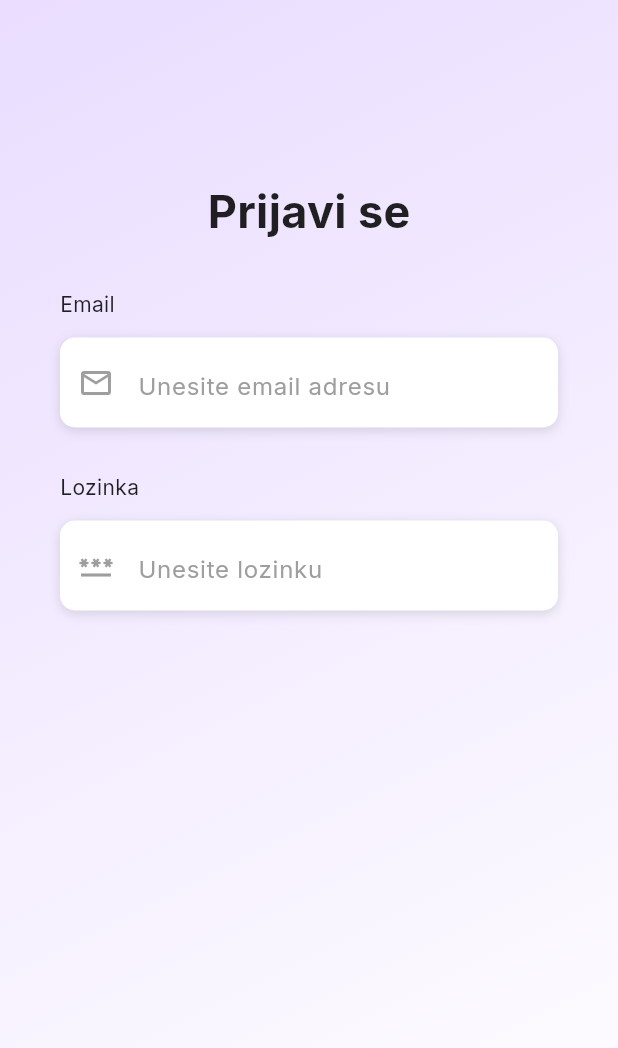
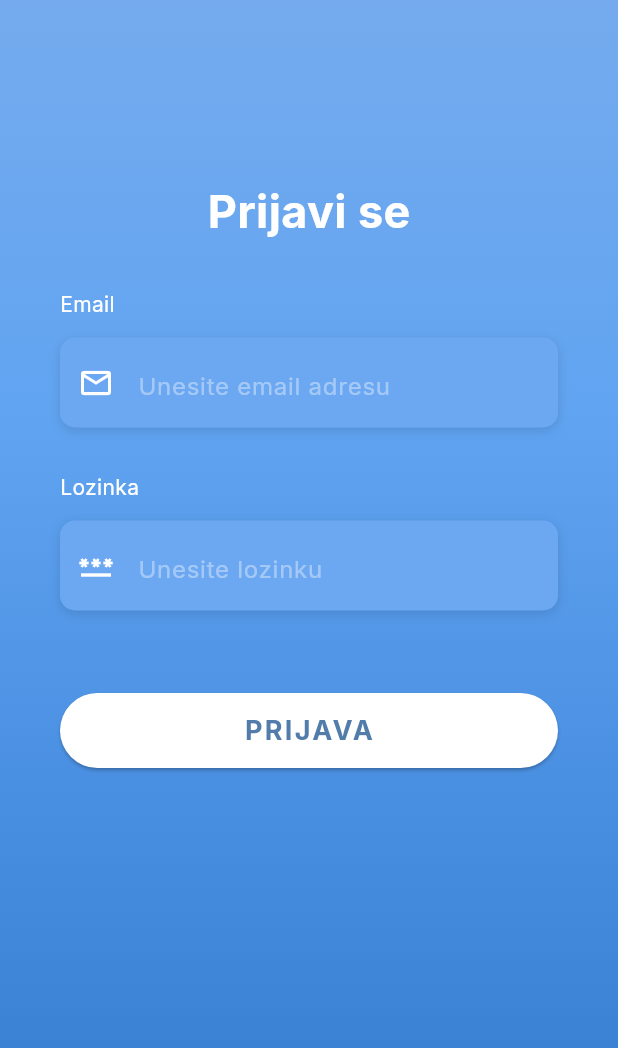
Before and after one commit to mizolf/AAKomunikacija, a Flutter app: the screen it shows after launch, on a phone screen of 412 x 824 dp. Shown: the top 1048 px of the screen. Run offline on Flutter 3.47's test engine with Material 3 defaults, Android fonts, the phone set to English and light mode, and no system bars; our stand-ins replace cloud_firestore, firebase_core, flutter_tts, google_fonts, image_picker; accounts and stored records are empty.

Commit message:
updated login

```diff
--- a/lib/screen/login.dart
+++ b/lib/screen/login.dart
@@ -18,28 +18,31 @@ class _LoginScreenState extends State<LoginScreen> {
           Container(
             height: double.infinity,
             width: double.infinity,
-            decoration: BoxDecoration(
+            decoration: const BoxDecoration(
                 gradient: LinearGradient(
               colors: [
-                Theme.of(context).colorScheme.primaryContainer,
-                Colors.white,
+                Color.fromARGB(255, 117, 171, 238),
+                Color(0xFF61A4F1),
+                Color(0xFF478DE0),
+                Color.fromARGB(255, 49, 120, 202),
               ],
-              begin: Alignment.topLeft,
-              end: Alignment.bottomRight,
+              begin: Alignment.topCenter,
+              end: Alignment.bottomCenter,
             )),
           ),
           Container(
             height: double.infinity,
             child: SingleChildScrollView(
-              physics: AlwaysScrollableScrollPhysics(),
-              padding: EdgeInsets.symmetric(horizontal: 40.0, vertical: 120.0),
+              physics: const AlwaysScrollableScrollPhysics(),
+              padding:
+                  const EdgeInsets.symmetric(horizontal: 40.0, vertical: 120.0),
               child: Column(
                 mainAxisAlignment: MainAxisAlignment.center,
                 children: [
-                  Text(
+                  const Text(
                     'Prijavi se',
                     style: TextStyle(
-                        color: Colors.black87,
+                        color: Colors.white,
                         fontSize: 30,
                         fontWeight: FontWeight.bold),
                   ),
@@ -49,22 +52,22 @@ class _LoginScreenState extends State<LoginScreen> {
                   Column(
                     crossAxisAlignment: CrossAxisAlignment.start,
                     children: [
-                      Text(
+                      const Text(
                         'Email',
                         style: TextStyle(
-                          color: Colors.black87,
+                          color: Colors.white,
                         ),
                       ),
-                      SizedBox(
+                      const SizedBox(
                         height: 12,
                       ),
                       Container(
                         alignment: Alignment.centerLeft,
                         height: 60,
                         decoration: BoxDecoration(
-                          color: Colors.white,
+                          color: const Color(0xFF6CA8F1),
                           borderRadius: BorderRadius.circular(10.0),
-                          boxShadow: [
+                          boxShadow: const [
                             BoxShadow(
                               color: Colors.black12,
                               blurRadius: 6.0,
@@ -72,16 +75,16 @@ class _LoginScreenState extends State<LoginScreen> {
                             ),
                           ],
                         ),
-                        child: TextField(
+                        child: const TextField(
                           keyboardType: TextInputType.emailAddress,
-                          style: TextStyle(color: Colors.grey),
+                          style: TextStyle(color: Colors.white),
                           decoration: InputDecoration(
                               border: InputBorder.none,
                               contentPadding: EdgeInsets.only(top: 14),
                               prefixIcon: Icon(Icons.email_outlined,
-                                  color: Colors.grey),
+                                  color: Colors.white),
                               hintText: 'Unesite email adresu',
-                              hintStyle: TextStyle(color: Colors.grey)),
+                              hintStyle: TextStyle(color: Colors.white38)),
                         ),
                       ),
                     ],
@@ -92,22 +95,22 @@ class _LoginScreenState extends State<LoginScreen> {
                   Column(
                     crossAxisAlignment: CrossAxisAlignment.start,
                     children: [
-                      Text(
+                      const Text(
                         'Lozinka',
                         style: TextStyle(
-                          color: Colors.black87,
+                          color: Colors.white,
                         ),
                       ),
-                      SizedBox(
+                      const SizedBox(
                         height: 12,
                       ),
                       Container(
                         alignment: Alignment.centerLeft,
                         height: 60,
                         decoration: BoxDecoration(
-                          color: Colors.white,
+                          color: const Color(0xFF6CA8F1),
                           borderRadius: BorderRadius.circular(10.0),
-                          boxShadow: [
+                          boxShadow: const [
                             BoxShadow(
                               color: Colors.black12,
                               blurRadius: 6.0,
@@ -115,19 +118,46 @@ class _LoginScreenState extends State<LoginScreen> {
                             ),
                           ],
                         ),
-                        child: TextField(
+                        child: const TextField(
                           obscureText: true,
                           keyboardType: TextInputType.emailAddress,
-                          style: TextStyle(color: Colors.grey),
+                          style: TextStyle(color: Colors.white),
                           decoration: InputDecoration(
                               border: InputBorder.none,
                               contentPadding: EdgeInsets.only(top: 14),
                               prefixIcon: Icon(
                                 Icons.password_outlined,
-                                color: Colors.grey,
+                                color: Colors.white,
                               ),
                               hintText: 'Unesite lozinku',
-                              hintStyle: TextStyle(color: Colors.grey)),
+                              hintStyle: TextStyle(color: Colors.white38)),
+                        ),
+                      ),
+                      const SizedBox(
+                        height: 30,
+                      ),
+                      Container(
+                        padding: const EdgeInsets.symmetric(vertical: 25),
+                        width: double.infinity,
+                        height: 100,
+                        child: ElevatedButton(
+                          onPressed: () {},
+                          style: ElevatedButton.styleFrom(
+                            shape: RoundedRectangleBorder(
+                              borderRadius: BorderRadius.circular(30),
+                            ),
+                            backgroundColor: Colors.white,
+                            shadowColor: Colors.black,
+                          ),
+                          child: const Text(
+                            'PRIJAVA',
+                            style: TextStyle(
+                              color: Color(0xFF527DAA),
+                              fontWeight: FontWeight.bold,
+                              letterSpacing: 1.5,
+                              fontSize: 18,
+                            ),
+                          ),
                         ),
                       ),
                     ],
--- a/pubspec.yaml
+++ b/pubspec.yaml
@@ -39,6 +39,7 @@ dependencies:
   google_fonts: ^6.1.0
   flutter_tts: ^3.8.5
   image_picker: ^1.0.7
+  firebase_auth: ^4.17.8
 
 dev_dependencies:
   flutter_test:
```
Also changed, not shown: pubspec.lock, 3 other files.
